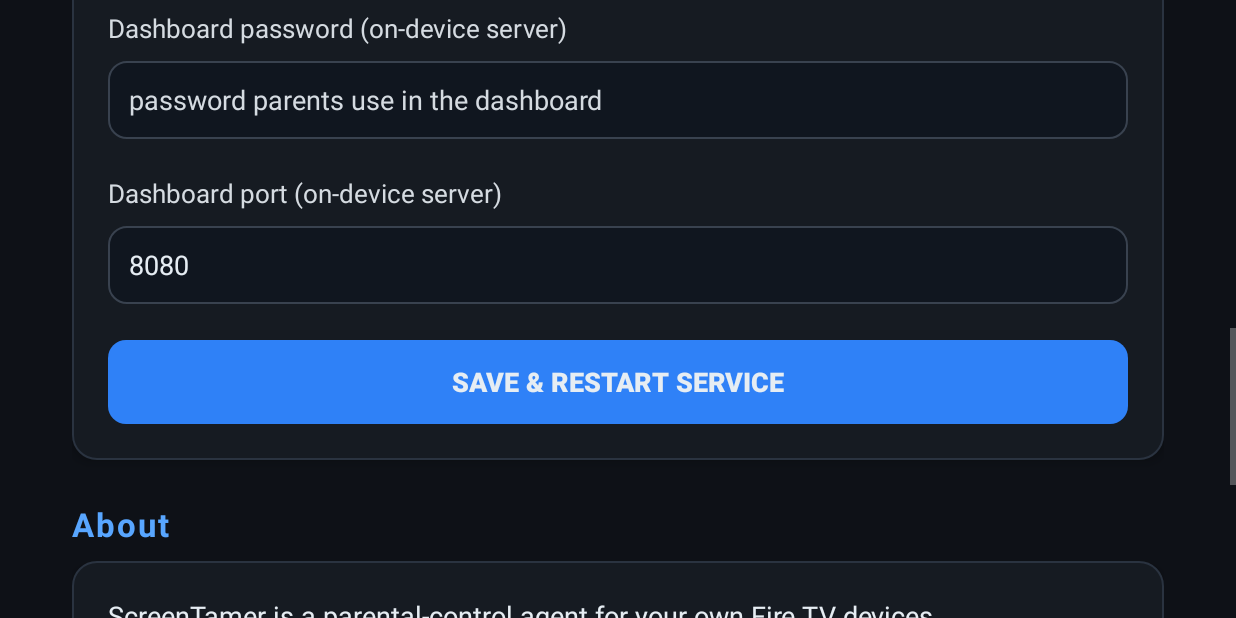
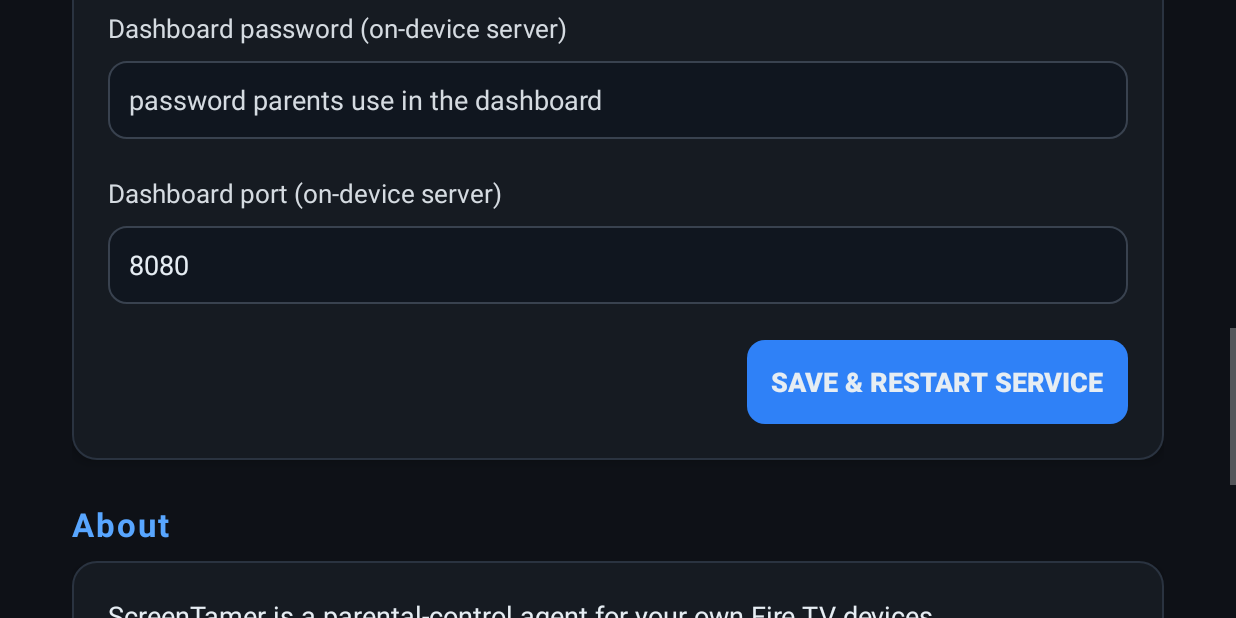
Before and after one commit to bageshwar/screentamer-tv, an Android app: the MainActivity screen opened directly, with no data from a screen before it, scrolled down 864 dp, on a phone screen of 824 x 412 dp (held sideways). Run offline under Robolectric (Android 15) with nearby library versions, the light colour scheme and no system bars.

Commit message:
TV settings redesign: 18sp typography, card sections, tabs with focus/selected states, right-aligned save CTA

```diff
--- a/agent/app/src/main/AndroidManifest.xml
+++ b/agent/app/src/main/AndroidManifest.xml
@@ -10,6 +10,7 @@
         android:required="false" />
 
     <uses-permission android:name="android.permission.INTERNET" />
+    <uses-permission android:name="android.permission.CHANGE_WIFI_MULTICAST_STATE" />
     <uses-permission android:name="android.permission.FOREGROUND_SERVICE" />
     <uses-permission android:name="android.permission.SYSTEM_ALERT_WINDOW" />
     <uses-permission
--- a/agent/app/src/main/java/com/screentamer/agent/AgentService.kt
+++ b/agent/app/src/main/java/com/screentamer/agent/AgentService.kt
@@ -18,6 +18,7 @@ import com.screentamer.agent.data.KnownApps
 import com.screentamer.agent.data.Protocol
 import com.screentamer.agent.http.DeviceStore
 import com.screentamer.agent.http.EmbeddedServer
+import com.screentamer.agent.http.MdnsAdvertiser
 import com.screentamer.agent.overlay.LockOverlay
 import com.screentamer.agent.tracking.UsageTracker
 import kotlinx.coroutines.CoroutineExceptionHandler
@@ -84,6 +85,7 @@ class AgentService : Service() {
     private lateinit var overlay: LockOverlay
     private lateinit var store: DeviceStore
     private lateinit var server: EmbeddedServer
+    private lateinit var mdns: MdnsAdvertiser
     private val policy = PolicyManager()
 
     @Volatile
@@ -193,6 +195,8 @@ class AgentService : Service() {
         })
         server.start()
         Log.i(TAG, "embedded server on :${Prefs.serverPort(this)}")
+        mdns = MdnsAdvertiser(this)
+        mdns.start(Prefs.serverPort(this), "ScreenTamer ${Prefs.deviceName(this)}")
 
         socket = AgentSocket(this, object : AgentSocket.Listener {
             override fun onConnected() {
@@ -285,6 +289,7 @@ class AgentService : Service() {
         Log.i(TAG, "onDestroy: stopping loop, relay, embedded server, overlay")
         loopJob?.cancel()
         socket.stop()
+        mdns.stop()
         server.stop()
         overlay.hide()
         super.onDestroy()
--- a/agent/app/src/main/java/com/screentamer/agent/MainActivity.kt
+++ b/agent/app/src/main/java/com/screentamer/agent/MainActivity.kt
@@ -16,6 +16,7 @@ import android.widget.Toast
 import androidx.appcompat.app.AppCompatActivity
 import androidx.core.content.ContextCompat
 import com.screentamer.agent.core.AdbClient
+import com.screentamer.agent.http.MdnsAdvertiser
 import com.screentamer.agent.overlay.LockOverlay
 import kotlinx.coroutines.CoroutineScope
 import kotlinx.coroutines.Dispatchers
@@ -167,6 +168,17 @@ class MainActivity : AppCompatActivity() {
     }
 
     private fun renderStatus() {
+        scope.launch {
+            val url = withContext(Dispatchers.IO) {
+                val port = Prefs.serverPort(this@MainActivity)
+                val host = MdnsAdvertiser(this@MainActivity).hostname()
+                if (host != null) "http://$host.local:$port" else "http://<this-device>:$port"
+            }
+            renderStatus(url)
+        }
+    }
+
+    private fun renderStatus(dashboardUrl: String) {
         val am = getSystemService(Context.ACTIVITY_SERVICE) as ActivityManager
         val running = am.runningAppProcesses?.any { it.processName == packageName && it.importance != ActivityManager.RunningAppProcessInfo.IMPORTANCE_CACHED } == true
 
@@ -207,7 +219,7 @@ class MainActivity : AppCompatActivity() {
             if (overlayGranted) ok else bad
         )
         line("Server: ${Prefs.serverUrl(this).ifBlank { "<not set>" }}")
-        line("Dashboard: http://<this-device>:${Prefs.serverPort(this)}")
+        line("Dashboard: $dashboardUrl")
         line("Device ID: ${Settings.Secure.getString(contentResolver, Settings.Secure.ANDROID_ID) ?: "unknown"}")
         tvStatus.text = sp
 
--- a/agent/app/src/main/res/drawable/btn_primary_tv.xml
+++ b/agent/app/src/main/res/drawable/btn_primary_tv.xml
@@ -13,13 +13,24 @@
         </shape>
     </item>
     <item android:state_focused="true">
-        <shape android:shape="rectangle">
-            <solid android:color="@color/accent_bright" />
-            <stroke
-                android:width="4dp"
-                android:color="#FFFFFF" />
-            <corners android:radius="12dp" />
-        </shape>
+        <layer-list>
+            <item>
+                <shape android:shape="rectangle">
+                    <solid android:color="#FFFFFF" />
+                    <corners android:radius="12dp" />
+                </shape>
+            </item>
+            <item
+                android:left="8dp"
+                android:top="8dp"
+                android:right="8dp"
+                android:bottom="8dp">
+                <shape android:shape="rectangle">
+                    <solid android:color="@color/accent_bright" />
+                    <corners android:radius="8dp" />
+                </shape>
+            </item>
+        </layer-list>
     </item>
     <item>
         <shape android:shape="rectangle">
--- a/agent/app/src/main/res/drawable/btn_tab.xml
+++ b/agent/app/src/main/res/drawable/btn_tab.xml
@@ -1,13 +1,24 @@
 <?xml version="1.0" encoding="utf-8"?>
 <selector xmlns:android="http://schemas.android.com/apk/res/android">
     <item android:state_selected="true" android:state_focused="true">
+        <layer-list>
+            <item>
+                <shape android:shape="rectangle">
+                    <solid android:color="#FFFFFF" />
+                    <corners android:radius="12dp" />
+                </shape>
+            </item>
+            <item
+                android:left="10dp"
+                android:top="10dp"
+                android:right="10dp"
+                android:bottom="10dp">
                 <shape android:shape="rectangle">
                     <solid android:color="@color/accent_bright" />
-            <stroke
-                android:width="5dp"
-                android:color="#FFFFFF" />
-            <corners android:radius="12dp" />
+                    <corners android:radius="7dp" />
                 </shape>
+            </item>
+        </layer-list>
     </item>
     <item android:state_selected="true">
         <shape android:shape="rectangle">
@@ -16,13 +27,24 @@
         </shape>
     </item>
     <item android:state_focused="true">
+        <layer-list>
+            <item>
+                <shape android:shape="rectangle">
+                    <solid android:color="@color/accent_bright" />
+                    <corners android:radius="12dp" />
+                </shape>
+            </item>
+            <item
+                android:left="10dp"
+                android:top="10dp"
+                android:right="10dp"
+                android:bottom="10dp">
                 <shape android:shape="rectangle">
                     <solid android:color="#2B4B80" />
-            <stroke
-                android:width="5dp"
-                android:color="@color/accent_bright" />
-            <corners android:radius="12dp" />
+                    <corners android:radius="7dp" />
                 </shape>
+            </item>
+        </layer-list>
     </item>
     <item>
         <shape android:shape="rectangle">
--- a/agent/app/src/main/res/drawable/btn_tv.xml
+++ b/agent/app/src/main/res/drawable/btn_tv.xml
@@ -16,13 +16,24 @@
         </shape>
     </item>
     <item android:state_focused="true">
-        <shape android:shape="rectangle">
-            <solid android:color="#2B4B80" />
-            <stroke
-                android:width="5dp"
-                android:color="@color/accent_bright" />
-            <corners android:radius="12dp" />
-        </shape>
+        <layer-list>
+            <item>
+                <shape android:shape="rectangle">
+                    <solid android:color="@color/accent_bright" />
+                    <corners android:radius="12dp" />
+                </shape>
+            </item>
+            <item
+                android:left="10dp"
+                android:top="10dp"
+                android:right="10dp"
+                android:bottom="10dp">
+                <shape android:shape="rectangle">
+                    <solid android:color="#2B4B80" />
+                    <corners android:radius="7dp" />
+                </shape>
+            </item>
+        </layer-list>
     </item>
     <item>
         <shape android:shape="rectangle">
--- a/agent/app/src/main/res/drawable/et_tv.xml
+++ b/agent/app/src/main/res/drawable/et_tv.xml
@@ -10,13 +10,24 @@
         </shape>
     </item>
     <item android:state_focused="true">
-        <shape android:shape="rectangle">
-            <solid android:color="#182338" />
-            <stroke
-                android:width="4dp"
-                android:color="@color/accent_bright" />
-            <corners android:radius="12dp" />
-        </shape>
+        <layer-list>
+            <item>
+                <shape android:shape="rectangle">
+                    <solid android:color="@color/accent_bright" />
+                    <corners android:radius="12dp" />
+                </shape>
+            </item>
+            <item
+                android:left="8dp"
+                android:top="8dp"
+                android:right="8dp"
+                android:bottom="8dp">
+                <shape android:shape="rectangle">
+                    <solid android:color="#182338" />
+                    <corners android:radius="8dp" />
+                </shape>
+            </item>
+        </layer-list>
     </item>
     <item>
         <shape android:shape="rectangle">
--- a/agent/app/src/main/res/layout/activity_main.xml
+++ b/agent/app/src/main/res/layout/activity_main.xml
@@ -281,8 +281,9 @@
 
             <Button
                 android:id="@+id/btnSave"
-                android:layout_width="match_parent"
+                android:layout_width="wrap_content"
                 android:layout_height="wrap_content"
+                android:layout_gravity="end"
                 android:layout_marginTop="24dp"
                 android:background="@drawable/btn_primary_tv"
                 android:text="@string/btn_save" />
```
Also changed, not shown: agent/app/src/main/java/com/screentamer/agent/http/MdnsAdvertiser.kt (added, +76 -0 lines), 11 other files. Lines whose indentation alone changed are shown as unchanged.
